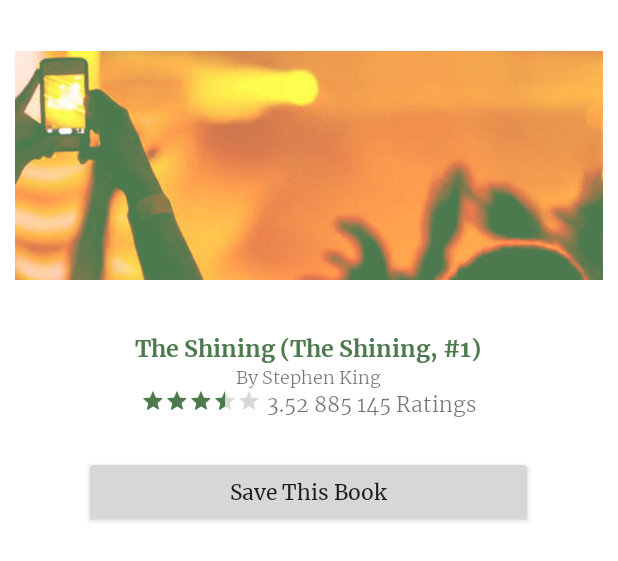
After one commit to YomZsamora/ZumiEvents-Android, an Android app: the layout fragment_event_detail.xml on its own in the app's theme, with its tools: preview values and no code run, on a phone screen of 412 x 824 dp. The commit adds this screen. Shown: the top 561 px of the screen. Run offline under Robolectric (Android 15) with nearby library versions, the phone set to English and light mode, and no system bars.

Commit message:
Finished Fragment Implementation.

```diff
--- a/app/build.gradle
+++ b/app/build.gradle
@@ -39,6 +39,7 @@ dependencies {
     implementation 'com.android.support:appcompat-v7:27.1.1'
     implementation 'com.android.support.constraint:constraint-layout:1.1.2'
     implementation 'com.android.support:support-vector-drawable:27.1.1'
+    implementation 'com.android.support:support-v4:27.1.1'
     testImplementation 'junit:junit:4.12'
     androidTestImplementation 'com.android.support.test:runner:1.0.2'
     androidTestImplementation 'com.android.support.test.espresso:espresso-core:3.0.2'
@@ -55,6 +56,8 @@ dependencies {
     implementation 'com.google.firebase:firebase-auth:9.2.1'
     implementation 'com.android.support:design:27.1.1'
     implementation 'com.android.support:cardview-v7:27.1.+'
+    implementation 'org.parceler:parceler-api:1.1.6'
+    annotationProcessor 'org.parceler:parceler:1.1.6'
 }
 
 apply plugin: 'com.google.gms.google-services'
--- a/app/src/main/java/com/adzumi/zumievents/Constants.java
+++ b/app/src/main/java/com/adzumi/zumievents/Constants.java
@@ -2,4 +2,5 @@ package com.adzumi.zumievents;
 
 public class Constants {
     public static final String EVENTBRITE_OAUTHTOKEN = BuildConfig.AUTH_TOKEN;
+    public static final String FIREBASE_CHILD_FAVORITES = "savedEvents";
 }
--- a/app/src/main/java/com/adzumi/zumievents/models/CropMask.java
+++ b/app/src/main/java/com/adzumi/zumievents/models/CropMask.java
@@ -4,6 +4,9 @@ package com.adzumi.zumievents.models;
 import com.google.gson.annotations.Expose;
 import com.google.gson.annotations.SerializedName;
 
+import org.parceler.Parcel;
+
+@Parcel
 public class CropMask {
 
     @SerializedName("top_left")
--- a/app/src/main/java/com/adzumi/zumievents/models/Description.java
+++ b/app/src/main/java/com/adzumi/zumievents/models/Description.java
@@ -4,6 +4,9 @@ package com.adzumi.zumievents.models;
 import com.google.gson.annotations.Expose;
 import com.google.gson.annotations.SerializedName;
 
+import org.parceler.Parcel;
+
+@Parcel
 public class Description {
 
     @SerializedName("text")
--- a/app/src/main/java/com/adzumi/zumievents/models/End.java
+++ b/app/src/main/java/com/adzumi/zumievents/models/End.java
@@ -4,6 +4,9 @@ package com.adzumi.zumievents.models;
 import com.google.gson.annotations.Expose;
 import com.google.gson.annotations.SerializedName;
 
+import org.parceler.Parcel;
+
+@Parcel
 public class End {
 
     @SerializedName("timezone")
--- a/app/src/main/java/com/adzumi/zumievents/models/Events.java
+++ b/app/src/main/java/com/adzumi/zumievents/models/Events.java
@@ -5,6 +5,9 @@ import java.util.List;
 import com.google.gson.annotations.Expose;
 import com.google.gson.annotations.SerializedName;
 
+import org.parceler.Parcel;
+
+@Parcel
 public class Events {
 
     @SerializedName("pagination")
--- a/app/src/main/java/com/adzumi/zumievents/models/Name.java
+++ b/app/src/main/java/com/adzumi/zumievents/models/Name.java
@@ -4,6 +4,9 @@ package com.adzumi.zumievents.models;
 import com.google.gson.annotations.Expose;
 import com.google.gson.annotations.SerializedName;
 
+import org.parceler.Parcel;
+
+@Parcel
 public class Name {
 
     @SerializedName("text")
--- a/app/src/main/java/com/adzumi/zumievents/models/Original.java
+++ b/app/src/main/java/com/adzumi/zumievents/models/Original.java
@@ -4,6 +4,9 @@ package com.adzumi.zumievents.models;
 import com.google.gson.annotations.Expose;
 import com.google.gson.annotations.SerializedName;
 
+import org.parceler.Parcel;
+
+@Parcel
 public class Original {
 
     @SerializedName("url")
--- a/app/src/main/java/com/adzumi/zumievents/models/Pagination.java
+++ b/app/src/main/java/com/adzumi/zumievents/models/Pagination.java
@@ -4,6 +4,9 @@ package com.adzumi.zumievents.models;
 import com.google.gson.annotations.Expose;
 import com.google.gson.annotations.SerializedName;
 
+import org.parceler.Parcel;
+
+@Parcel
 public class Pagination {
 
     @SerializedName("object_count")
--- a/app/src/main/java/com/adzumi/zumievents/models/Start.java
+++ b/app/src/main/java/com/adzumi/zumievents/models/Start.java
@@ -4,6 +4,9 @@ package com.adzumi.zumievents.models;
 import com.google.gson.annotations.Expose;
 import com.google.gson.annotations.SerializedName;
 
+import org.parceler.Parcel;
+
+@Parcel
 public class Start {
 
     @SerializedName("timezone")
--- a/app/src/main/java/com/adzumi/zumievents/models/TopLeft.java
+++ b/app/src/main/java/com/adzumi/zumievents/models/TopLeft.java
@@ -4,6 +4,9 @@ package com.adzumi.zumievents.models;
 import com.google.gson.annotations.Expose;
 import com.google.gson.annotations.SerializedName;
 
+import org.parceler.Parcel;
+
+@Parcel
 public class TopLeft {
 
     @SerializedName("x")
--- /dev/null
+++ b/app/src/main/res/layout/fragment_event_detail.xml
@@ -0,0 +1,104 @@
+<?xml version="1.0" encoding="utf-8"?>
+<FrameLayout xmlns:android="http://schemas.android.com/apk/res/android"
+    xmlns:app="http://schemas.android.com/apk/res-auto"
+    xmlns:tools="http://schemas.android.com/tools"
+    android:layout_width="match_parent"
+    android:layout_height="match_parent"
+    android:background="#ffffff"
+    tools:context=".ui.EventDetailFragment">
+
+    <RelativeLayout
+        android:layout_width="match_parent"
+        android:layout_height="529dp"
+        android:padding="10dp">
+
+        <ImageView
+            android:id="@+id/bookImageDetail"
+            android:layout_width="match_parent"
+            android:layout_height="158dp"
+            android:layout_alignParentEnd="true"
+            android:layout_alignParentTop="true"
+            android:layout_marginTop="21dp"
+            android:contentDescription="Book Image"
+            android:scaleType="fitCenter"
+            android:src="@drawable/appbar_image" />
+
+        <TextView
+            android:id="@+id/bookTitleDetail"
+            android:layout_width="287dp"
+            android:layout_height="wrap_content"
+            android:layout_alignParentTop="true"
+            android:layout_centerHorizontal="true"
+            android:layout_marginTop="211dp"
+            android:fontFamily="@font/merriweather_bold"
+            android:gravity="center"
+            android:text="The Shining (The Shining, #1)"
+            android:textColor="@color/colorPrimaryDark"
+            android:textSize="15dp" />
+
+        <TextView
+            android:id="@+id/bookAuthorName"
+            android:layout_width="wrap_content"
+            android:layout_height="wrap_content"
+            android:layout_below="@+id/bookTitleDetail"
+            android:layout_centerHorizontal="true"
+            android:fontFamily="@font/merriweather_light"
+            android:text="By Stephen King"
+            android:textSize="12dp" />
+
+        <android.support.constraint.ConstraintLayout
+            android:layout_width="wrap_content"
+            android:layout_height="wrap_content"
+            android:layout_below="@+id/bookAuthorName"
+            android:layout_centerHorizontal="true">
+
+            <RatingBar
+                android:id="@+id/ratingBar2"
+                style="?android:attr/ratingBarStyleSmall"
+                android:layout_width="wrap_content"
+                android:layout_height="14dp"
+                android:layout_marginLeft="12dp"
+                android:layout_marginStart="12dp"
+                android:numStars="5"
+                android:progressTint="@color/colorPrimaryDark"
+                android:rating="3.52" />
+
+            <TextView
+                android:id="@+id/rateTextView"
+                android:layout_width="wrap_content"
+                android:layout_height="wrap_content"
+                android:layout_marginLeft="4dp"
+                android:layout_marginStart="4dp"
+                android:fontFamily="@font/merriweather_light"
+                android:text="3.52"
+                app:layout_constraintStart_toEndOf="@+id/ratingBar2"
+                tools:layout_editor_absoluteY="1dp"
+                tools:ignore="MissingConstraints" />
+
+            <TextView
+                android:id="@+id/ratingsTextView"
+                android:layout_width="wrap_content"
+                android:layout_height="wrap_content"
+                android:layout_marginLeft="4dp"
+                android:layout_marginStart="4dp"
+                android:fontFamily="@font/merriweather_light"
+                android:text="885 145 Ratings"
+                app:layout_constraintStart_toEndOf="@+id/rateTextView"
+                tools:layout_editor_absoluteY="1dp"
+                tools:ignore="MissingConstraints" />
+
+        </android.support.constraint.ConstraintLayout>
+
+        <Button
+            android:id="@+id/saveBookButton"
+            android:layout_width="299dp"
+            android:layout_height="wrap_content"
+            android:layout_alignParentBottom="true"
+            android:layout_centerHorizontal="true"
+            android:layout_marginBottom="167dp"
+            android:fontFamily="@font/merriweather_regular"
+            android:text="Save This Book"
+            android:textAllCaps="false" />
+
+    </RelativeLayout>
+</FrameLayout>
--- a/app/src/main/res/values/strings.xml
+++ b/app/src/main/res/values/strings.xml
@@ -4,4 +4,7 @@
     <string name="title_home">Home</string>
     <string name="title_dashboard">Dashboard</string>
     <string name="title_notifications">Favorites</string>
+
+    <!-- TODO: Remove or change this placeholder text -->
+    <string name="hello_blank_fragment">Hello blank fragment</string>
 </resources>
```
Also changed, not shown: app/src/main/java/com/adzumi/zumievents/adapters/CurrentLocationAdapter.java (+15 -1 lines), app/src/main/java/com/adzumi/zumievents/adapters/EventPagerAdapter.java (added, +34 -0 lines), app/src/main/java/com/adzumi/zumievents/models/Event.java (+40 -28 lines), app/src/main/java/com/adzumi/zumievents/models/Logo.java (+13 -10 lines), app/src/main/java/com/adzumi/zumievents/ui/EventDetailActivity.java (+22 -0 lines), app/src/main/java/com/adzumi/zumievents/ui/EventDetailFragment.java (added, +99 -0 lines), app/src/main/res/layout/activity_event_detail.xml (+17 -3 lines).
